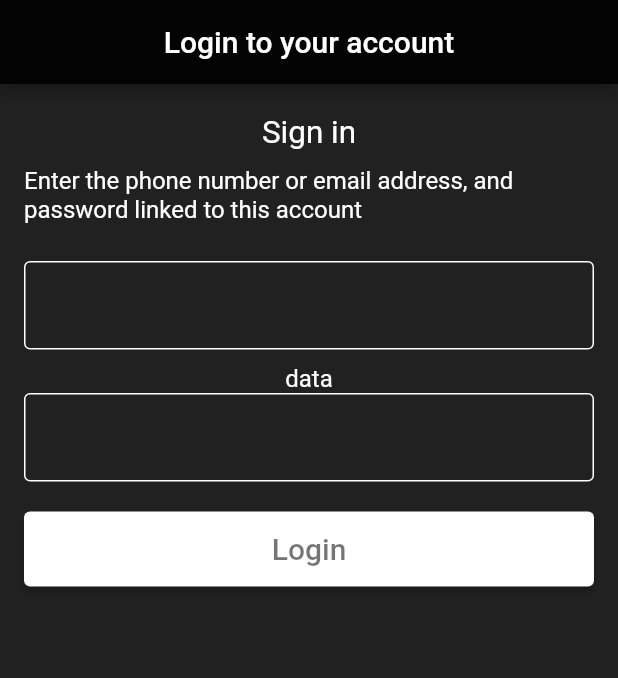
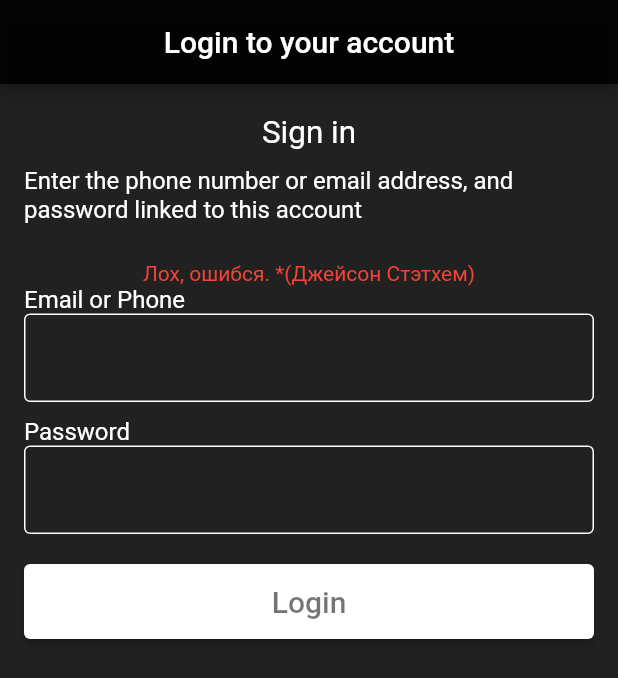
Before and after one commit to g1dramcs/test_interfaces, a Flutter app: the screen it shows after launch, after a tap on "Login", on a phone screen of 412 x 824 dp. Shown: the top 678 px of the screen. Run offline on Flutter 3.47's test engine with Material 2 defaults, Android fonts, the light colour scheme and no system bars.

Commit message:
end a auth screen

```diff
--- a/lib/widgets/screen.dart
+++ b/lib/widgets/screen.dart
@@ -1,9 +1,31 @@
 import 'package:flutter/material.dart';
 
-class HomeScreen extends StatelessWidget {
+class HomeScreen extends StatefulWidget {
   const HomeScreen({super.key});
 
+  @override
+  State<HomeScreen> createState() => _HomeScreenState();
+}
+
+class _HomeScreenState extends State<HomeScreen> {
+  final _emailcontroller = TextEditingController();
+  final _passwordcontroller = TextEditingController();
+  String? errorText = null;
+
+  void _auth() {
+    final login = _emailcontroller.text;
+    final password = _passwordcontroller.text;
+    if (login == "admin" && password == "admin") {
+      errorText = null;
+    } else {
+      errorText = "Лох, ошибся. *(Джейсон Стэтхем)";
+    }
+
+    setState(() {});
+  }
+
   final textStyle = const TextStyle(fontSize: 16, color: Colors.white);
+
   final textFieldDecorator = const InputDecoration(
       enabledBorder:
           OutlineInputBorder(borderSide: BorderSide(color: Colors.white)),
@@ -33,13 +55,34 @@ class HomeScreen extends StatelessWidget {
                 style: textStyle,
               ),
               SizedBox(height: 25),
-              TextFormField(obscureText: true, decoration: textFieldDecorator),
+              if (errorText != null)
+                Text(
+                  errorText!,
+                  style: TextStyle(color: Colors.red),
+                ),
+              Align(
+                alignment: Alignment.bottomLeft,
+                child: Text(
+                  "Email or Phone",
+                  style: textStyle,
+                ),
+              ),
+              TextField(
+                controller: _emailcontroller,
+                obscureText: false,
+                decoration: textFieldDecorator,
+              ),
               SizedBox(height: 10),
-              Text(
-                "data",
-                style: textStyle,
+              Align(
+                alignment: Alignment.bottomLeft,
+                child: Text(
+                  "Password",
+                  style: textStyle,
+                ),
               ),
-              TextFormField(
+              TextField(
+                  controller: _passwordcontroller,
+                  obscureText: true,
                   style: TextStyle(color: Colors.white),
                   decoration: textFieldDecorator),
               SizedBox(height: 20),
@@ -49,7 +92,9 @@ class HomeScreen extends StatelessWidget {
                 child: ElevatedButton(
                   style: ButtonStyle(
                       backgroundColor: MaterialStateProperty.all(Colors.white)),
-                  onPressed: () {},
+                  onPressed: () {
+                    _auth();
+                  },
                   child: Text(
                     "Login",
                     style: TextStyle(color: Colors.black54, fontSize: 20),
```
